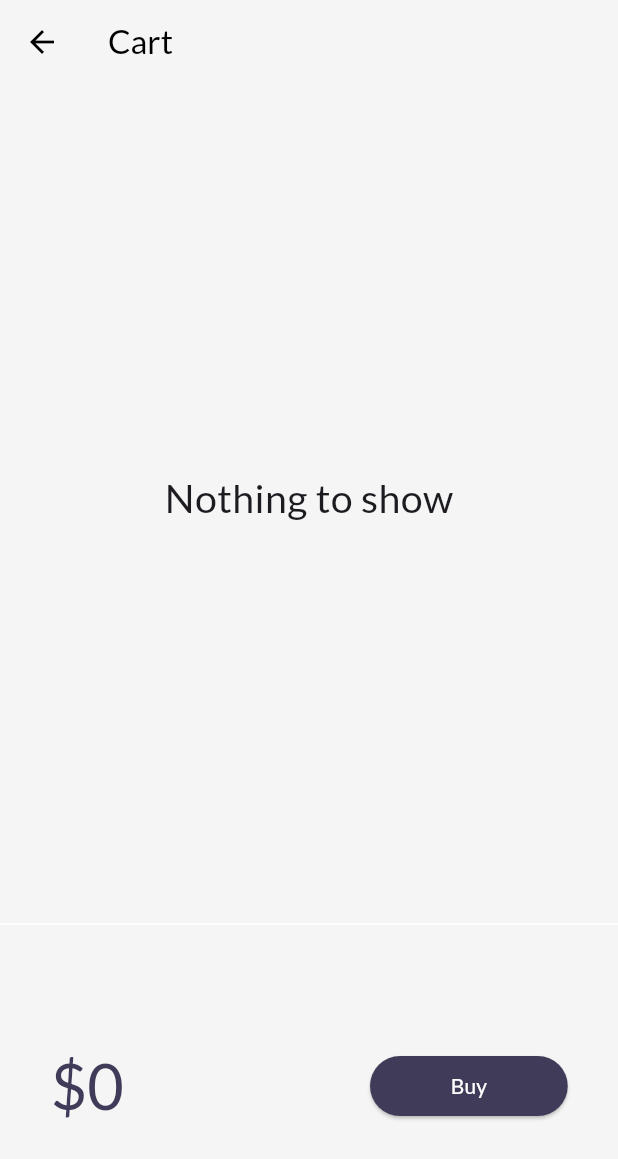
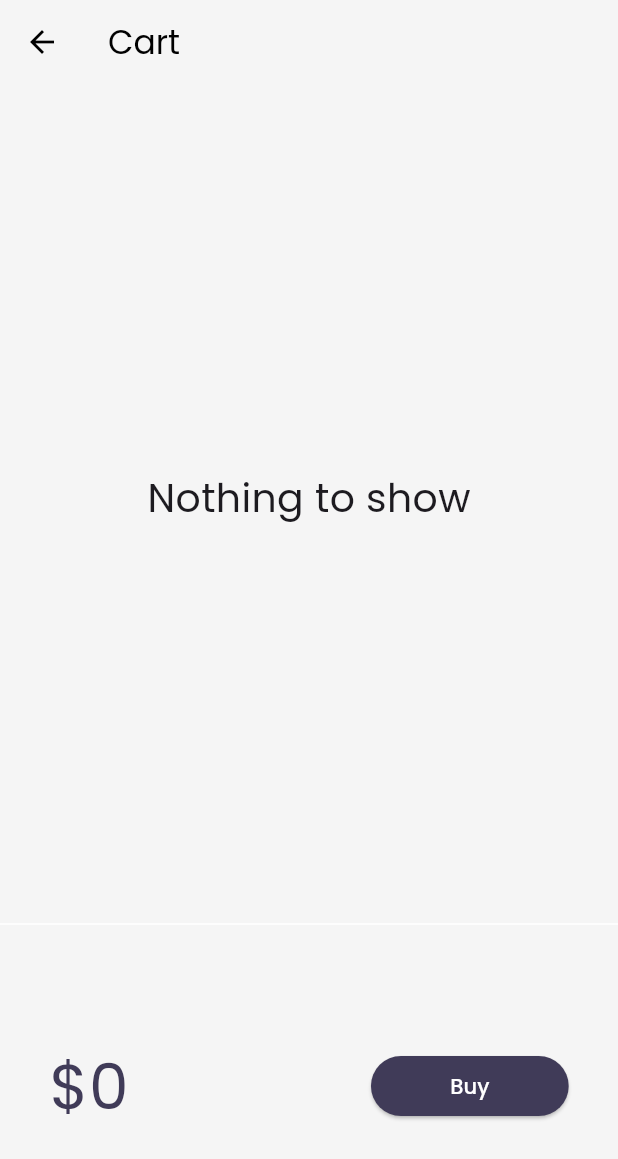
Before and after one commit to Arjav-07/Begetter, a Flutter app: the CartPage screen opened by its route, on a phone screen of 412 x 824 dp. Shown: the top 1159 px of the screen. Run offline on Flutter 3.47's test engine with Material 3 defaults, Android fonts, the phone set to English and light mode, and no system bars; drawn by our look-alikes of velocity_x; our stand-ins replace google_fonts; network calls fail.

```diff
--- a/lib/main.dart
+++ b/lib/main.dart
@@ -1,5 +1,4 @@
-import 'package:begetter/models/cart.dart';
-import 'package:begetter/models/catalog.dart';
+import 'package:begetter/core/store.dart';
 import 'package:begetter/pages/cart_page.dart';
 import 'package:begetter/pages/home_page.dart';
 import 'package:begetter/pages/login_page.dart';
@@ -7,17 +6,6 @@ import 'package:begetter/utils/routes.dart';
 import 'package:begetter/widget/themes.dart';
 import 'package:flutter/material.dart';
 import 'package:velocity_x/velocity_x.dart';
-
-class MyStore extends VxStore {
-  late CatalogModel catalog;
-  late CartModel cart;
-
-  MyStore() {
-    catalog = CatalogModel();
-    cart = CartModel();
-    cart.catalog = catalog;
-  }
-}
 
 void main() {
   runApp(VxState(store: MyStore(), child: const MyApp()));
--- a/lib/models/cart.dart
+++ b/lib/models/cart.dart
@@ -1,6 +1,6 @@
+import 'package:begetter/core/store.dart';
 import 'package:begetter/models/catalog.dart';
 import 'package:velocity_x/velocity_x.dart';
-import 'package:begetter/main.dart';
 
 class CartModel {
   // Reference to the catalog
@@ -23,6 +23,9 @@ class CartModel {
 
   // Get quantity for an item
   int getQuantity(Item item) => _itemQuantities[item.id] ?? 0;
+
+  // Total number of items in cart (sum of quantities)
+  int get totalItems => _itemQuantities.values.fold(0, (sum, qty) => sum + qty);
 
   // Total price of cart items
   num get totalPrice => _itemQuantities.entries.fold(
--- a/lib/pages/cart_page.dart
+++ b/lib/pages/cart_page.dart
@@ -1,4 +1,4 @@
-import 'package:begetter/main.dart';
+import 'package:begetter/core/store.dart';
 import 'package:begetter/models/cart.dart';
 import 'package:flutter/material.dart';
 import 'package:velocity_x/velocity_x.dart';
--- a/lib/widget/home_widgets/add_to_cart.dart
+++ b/lib/widget/home_widgets/add_to_cart.dart
@@ -1,4 +1,5 @@
-import 'package:begetter/main.dart';
+import 'package:begetter/core/store.dart';
+
 import 'package:begetter/models/cart.dart';
 import 'package:begetter/models/catalog.dart';
 import 'package:flutter/cupertino.dart';
--- a/lib/widget/themes.dart
+++ b/lib/widget/themes.dart
@@ -5,14 +5,15 @@ import 'package:velocity_x/velocity_x.dart';
 class MyTheme {
   static ThemeData lightTheme(BuildContext context) => ThemeData(
         brightness: Brightness.light,
-        fontFamily: GoogleFonts.poppins().fontFamily,
+        fontFamily:
+            GoogleFonts.poppins().fontFamily, // Use Poppins as the font family
         cardColor: Colors.white,
         canvasColor: creamColor,
         colorScheme: ColorScheme.fromSwatch(
                 primarySwatch: Colors.deepPurple, brightness: Brightness.light)
             .copyWith(
           primary: darkBluishColor,
-          secondary: darkBluishColor, // Changed to a more suitable color
+          secondary: darkBluishColor,
           tertiary: Colors.grey,
         ),
         elevatedButtonTheme: ElevatedButtonThemeData(
@@ -26,21 +27,21 @@ class MyTheme {
           elevation: 0.0,
           iconTheme: IconThemeData(color: Colors.black),
         ),
-        textTheme: GoogleFonts.latoTextTheme(
-          ThemeData.light().textTheme,
-        ),
+        textTheme: GoogleFonts.poppinsTextTheme(
+            ThemeData.light().textTheme), // Set text theme to Poppins
       );
 
   static ThemeData darkTheme(BuildContext context) => ThemeData(
         brightness: Brightness.dark,
-        fontFamily: GoogleFonts.poppins().fontFamily,
+        fontFamily:
+            GoogleFonts.poppins().fontFamily, // Use Poppins as the font family
         cardColor: Colors.black,
         canvasColor: darkCreamColor,
         colorScheme: ColorScheme.fromSwatch(
                 primarySwatch: Colors.deepPurple, brightness: Brightness.dark)
             .copyWith(
           primary: Colors.white,
-          secondary: lightBluishColor, // Changed to a
+          secondary: lightBluishColor,
           tertiary: Colors.grey,
         ),
         elevatedButtonTheme: ElevatedButtonThemeData(
@@ -52,7 +53,8 @@ class MyTheme {
           elevation: 0.0,
           iconTheme: IconThemeData(color: Colors.white),
         ),
-        textTheme: GoogleFonts.latoTextTheme(),
+        textTheme: GoogleFonts.poppinsTextTheme(
+            ThemeData.light().textTheme), // Set text theme to Poppins
       );
 
   // Colors
```
Also changed, not shown: lib/pages/home_page.dart (+33 -4 lines), pubspec.yaml (+1 -10 lines), pubspec.lock.
